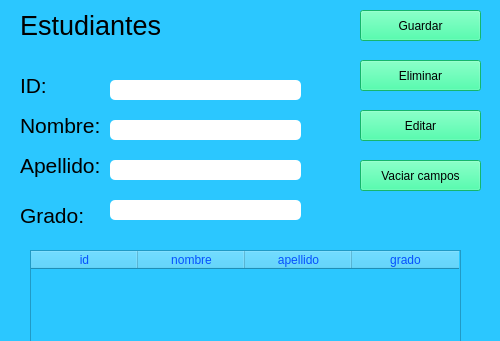
This is Interfaces/Interfaz.ui in FranciscoMelen10/Practica-con-Qt-Desinger-y-Mysql as Qt 5 draws it before an edit; both pictures show x 0 to 500 and y 0 to 341 of the 500 by 500 pixel window. The edited form follows.
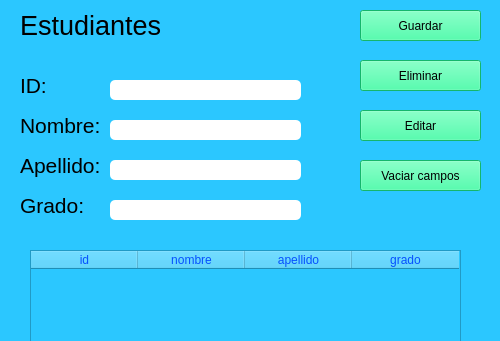
This is the edited form.

What changed in the file:
```diff
--- a/Interfaces/Interfaz.ui
+++ b/Interfaces/Interfaz.ui
@@ -153,7 +153,7 @@
      <rect>
       <x>20</x>
       <y>10</y>
-      <width>151</width>
+      <width>241</width>
       <height>31</height>
      </rect>
     </property>
@@ -184,7 +184,7 @@
     <property name="geometry">
      <rect>
       <x>20</x>
-      <y>200</y>
+      <y>190</y>
       <width>81</width>
       <height>31</height>
      </rect>
```
Left out of the diff: 6 changed lines with no effect on the pictures.
